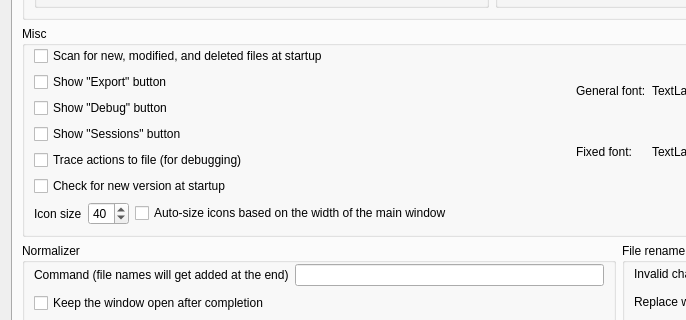
The window that mp3diags/src/Config.ui (frispete/mp3diags) describes before a commit, drawn with Qt 5; both pictures show x 0 to 686 and y 257 to 577 of the 984 by 681 pixel window.
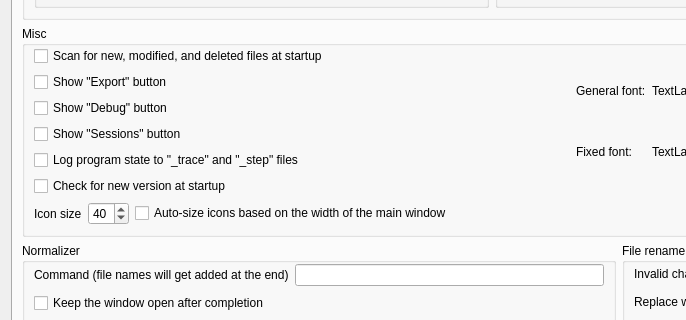
The same window after the commit. The open tabs and pages were chosen to show the change. Icons and pictures are not drawn.

What changed in the file:
```diff
--- a/mp3diags/src/Config.ui
+++ b/mp3diags/src/Config.ui
@@ -2557,7 +2557,7 @@
                <item>
                 <widget class="QCheckBox" name="m_pTraceToFileCkB" >
                  <property name="text" >
-                  <string>Trace actions to file (for debugging)</string>
+                  <string>Log program state to "_trace" and "_step" files</string>
                  </property>
                 </widget>
                </item>
```
